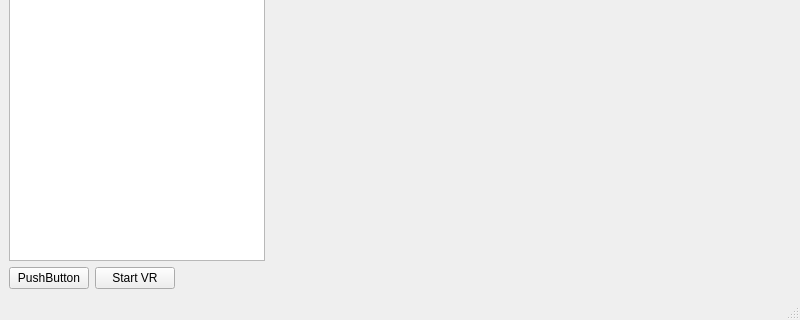
Old version of the form VTKproject/mainwindow.ui in the repository ryderjbt/2023_GROUP_28_STL_VR_Project; both pictures show x 0 to 800 and y 280 to 600 of the 800 by 600 pixel window.
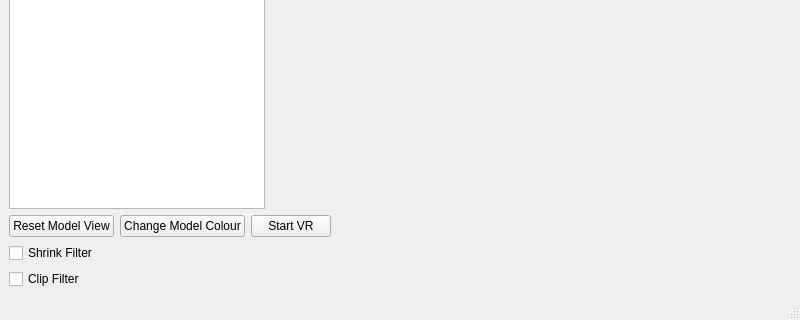
New version of the form. Icons and pictures are not drawn. Custom widgets are drawn as their Qt base class.

What changed in the file:
```diff
--- a/VTKproject/mainwindow.ui
+++ b/VTKproject/mainwindow.ui
@@ -47,13 +47,20 @@
       <item>
        <widget class="QPushButton" name="pushButton">
         <property name="text">
-         <string>PushButton</string>
+         <string>Reset Model View</string>
         </property>
        </widget>
       </item>
       <item>
        <widget class="QPushButton" name="pushButton_2">
         <property name="text">
+         <string>Change Model Colour</string>
+        </property>
+       </widget>
+      </item>
+      <item>
+       <widget class="QPushButton" name="pushButton_3">
+        <property name="text">
          <string>Start VR</string>
         </property>
        </widget>
@@ -73,6 +80,20 @@
       </item>
      </layout>
     </item>
+    <item>
+     <widget class="QCheckBox" name="checkBox">
+      <property name="text">
+       <string>Shrink Filter</string>
+      </property>
+     </widget>
+    </item>
+    <item>
+     <widget class="QCheckBox" name="checkBox_2">
+      <property name="text">
+       <string>Clip Filter</string>
+      </property>
+     </widget>
+    </item>
    </layout>
   </widget>
   <widget class="QMenuBar" name="menubar">
```
Left out of the diff: 2 changed lines with no effect on the pictures.
